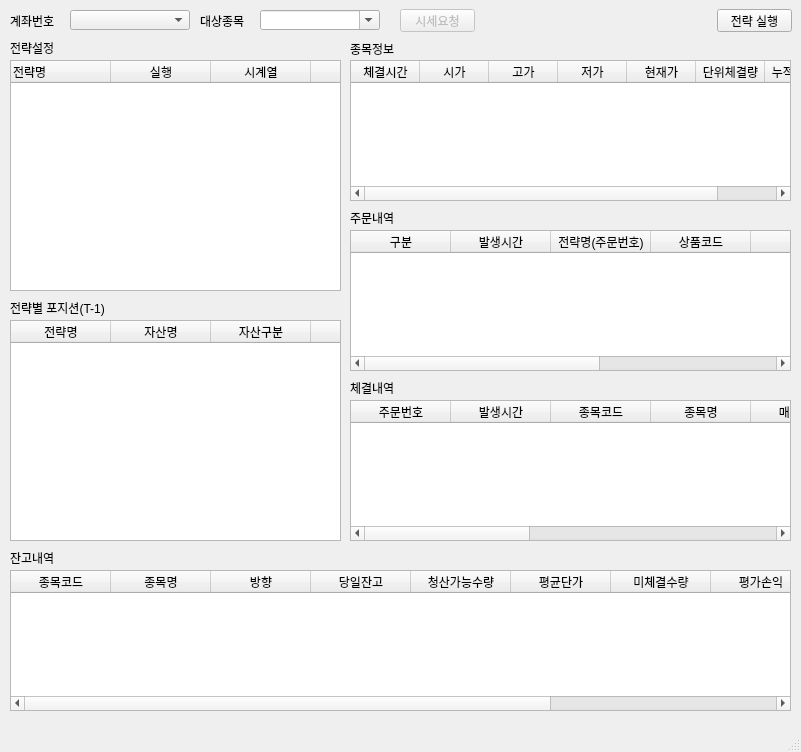
First picture: the form in form_main.ui, repository BHLee83/TS, before the edit.
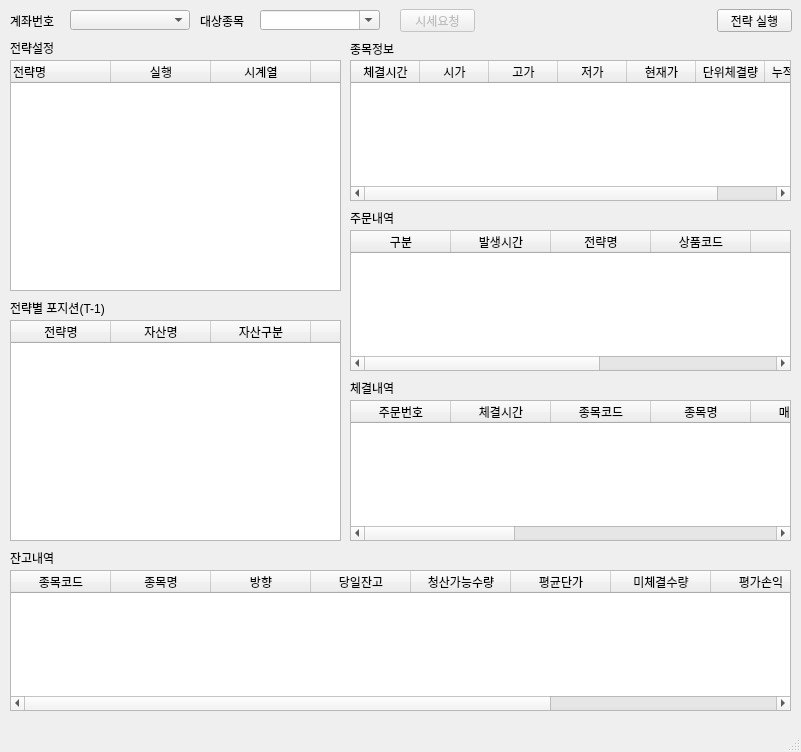
Second picture: the form after the edit.

Commit message: 실시간 체결정보 수신, 전략별 데이터 로드시 타입체크 수정 등

Patch:
```diff
--- a/form_main.ui
+++ b/form_main.ui
@@ -328,7 +328,7 @@
     </column>
     <column>
      <property name="text">
-      <string>전략명(주문번호)</string>
+      <string>전략명</string>
      </property>
     </column>
     <column>
@@ -451,7 +451,7 @@
      </rect>
     </property>
     <property name="columnCount">
-     <number>10</number>
+     <number>11</number>
     </property>
     <column>
      <property name="text">
@@ -460,7 +460,7 @@
     </column>
     <column>
      <property name="text">
-      <string>발생시간</string>
+      <string>체결시간</string>
      </property>
     </column>
     <column>
@@ -480,7 +480,7 @@
     </column>
     <column>
      <property name="text">
-      <string>호가유형</string>
+      <string>주문구분</string>
      </property>
     </column>
     <column>
@@ -503,6 +503,11 @@
       <string>미체결수량</string>
      </property>
     </column>
+    <column>
+     <property name="text">
+      <string>체결단가</string>
+     </property>
+    </column>
    </widget>
    <widget class="QTableWidget" name="twPositionInfo">
     <property name="geometry">
```
The commit also changes 17 other files.
